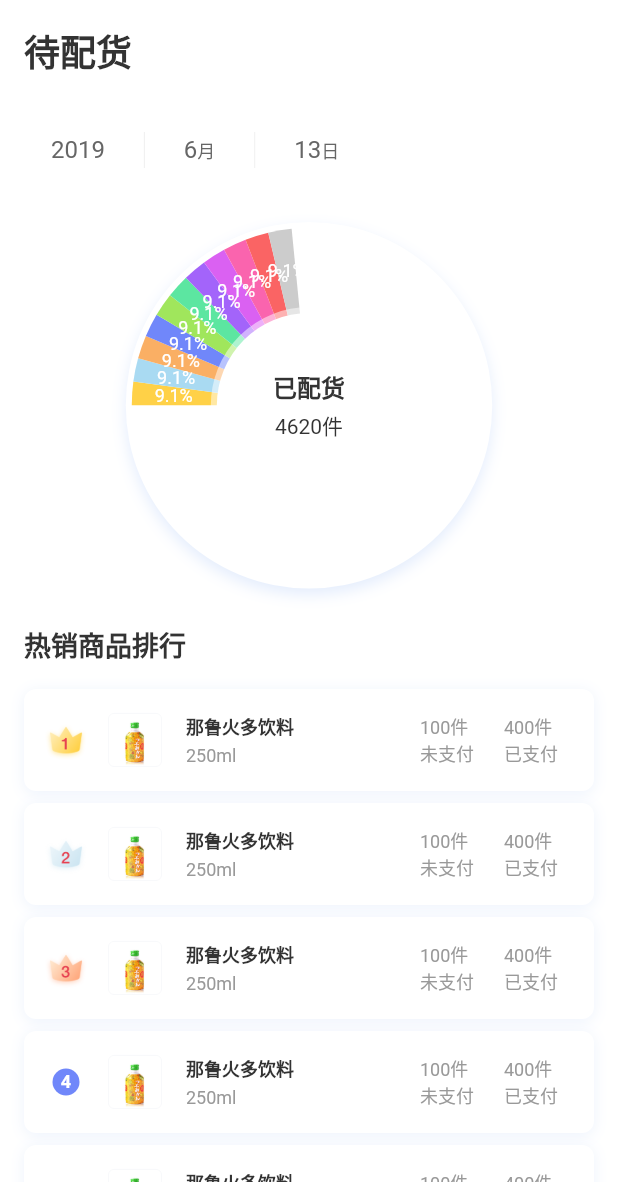
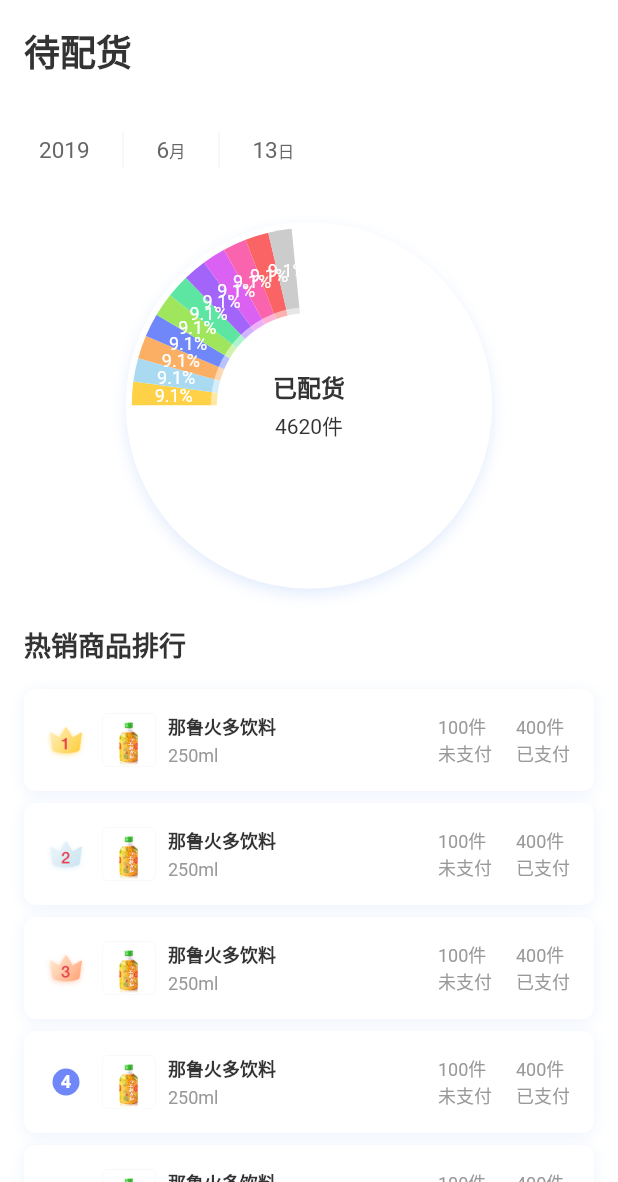
Before and after one commit to simplezhli/flutter_deer, a Flutter app: the GoodsStatisticsPage screen opened directly, on a phone screen of 412 x 824 dp, the part 54-1236 px from its top. Run offline on Flutter 3.47's test engine with Material 2 defaults, Android fonts, the phone set to English and light mode, and no system bars; drawn by our look-alikes of oktoast; our stand-ins replace azlistview, flutter_slidable, image_picker, keyboard_actions, rxdart, shared_preferences and 3 more; missing offline and left inert: common_utils, date_utils, flukit; accounts and stored records are empty.

Commit message:
低分辨率机型适配

```diff
--- a/lib/account/city_select_page.dart
+++ b/lib/account/city_select_page.dart
@@ -53,7 +53,7 @@ class _CitySelectPageState extends State<CitySelectPage> {
           return IndexBar(
             onTouch: onTouch,
             data: list,
-            itemHeight: 25,
+            itemHeight: 18,
             touchDownColor: Colors.transparent,
             textStyle: TextStyles.textGray12
           );
--- a/lib/order/order_info_page.dart
+++ b/lib/order/order_info_page.dart
@@ -76,9 +76,11 @@ class _OrderInfoState extends State<OrderInfo> {
                       ),
                       Gaps.vGap10,
                       Row(
+                        crossAxisAlignment: CrossAxisAlignment.start,
                         children: <Widget>[
-                          Image.asset(Utils.getImgPath("order/icon_address"), width: 16.0, height: 16.0),
-                          Text(" 西安市雁塔区 鱼化寨街道唐兴路唐兴数码3楼318", style: TextStyles.textDark14),
+                          Image.asset(Utils.getImgPath("order/icon_address"), width: 16.0, height: 20.0),
+                          Gaps.hGap4,
+                          Expanded(child: Text("西安市雁塔区 鱼化寨街道唐兴路唐兴数码3楼318", maxLines: 2, style: TextStyles.textDark14)),
                         ],
                       ),
                       Gaps.vGap16,
--- a/lib/order/order_page.dart
+++ b/lib/order/order_page.dart
@@ -25,7 +25,7 @@ class _OrderState extends State<Order> with AutomaticKeepAliveClientMixin<Order>
 
   int _index = 0;
   var orderLeftButtonText = ["拒单", "拒单", "订单跟踪", "订单跟踪", "订单跟踪"];
-  var orderRightButtonText = ["接单", "开始配送", "完成配送", "", ""];
+  var orderRightButtonText = ["接单", "开始配送", "完成", "", ""];
 
   @override
   Widget build(BuildContext context) {
@@ -203,7 +203,7 @@ class _OrderState extends State<Order> with AutomaticKeepAliveClientMixin<Order>
               Theme( // 修改button默认的最小宽度与padding
                 data: Theme.of(context).copyWith(
                   buttonTheme: ButtonThemeData(
-                    padding: const EdgeInsets.symmetric(horizontal: 16.0),
+                    padding: const EdgeInsets.symmetric(horizontal: 14.0),
                     minWidth: 64.0,
                     height: 30.0,
                     materialTapTargetSize: MaterialTapTargetSize.shrinkWrap, // 距顶部距离为0
--- a/lib/statistics/goods_statistics_page.dart
+++ b/lib/statistics/goods_statistics_page.dart
@@ -44,7 +44,7 @@ class _GoodsStatisticsPageState extends State<GoodsStatisticsPage> {
       body: SingleChildScrollView(
         child: SafeArea(
           child: Padding(
-            padding: const EdgeInsets.symmetric(horizontal: 16.0),
+            padding: const EdgeInsets.only(left: 16.0),
             child: Column(
               mainAxisSize: MainAxisSize.min,
               crossAxisAlignment: CrossAxisAlignment.start,
@@ -55,24 +55,26 @@ class _GoodsStatisticsPageState extends State<GoodsStatisticsPage> {
                 Gaps.vGap16,
                 Row(
                   children: <Widget>[
-                    Gaps.hGap8,
                     _buildSelectedText(initialDay.year.toString(), 0),
-                    Gaps.hGap16,
+                    Gaps.hGap12,
                     Container(width: 0.6, height: 24.0, color: Colours.line),
-                    Gaps.hGap16,
+                    Gaps.hGap12,
                     _buildSelectedText("${initialDay.month.toString()}月", 1),
-                    Gaps.hGap16,
+                    Gaps.hGap12,
                     Container(width: 0.6, height: 24.0, color: Colours.line),
-                    Gaps.hGap16,
+                    Gaps.hGap12,
                     _buildSelectedText(_type ? "${DateUtils.previousWeek(initialDay)} -${DateUtils.apiDayFormat(initialDay)}" : "${initialDay.day.toString()}日", 2),
                   ],
                 ),
                 Gaps.vGap8,
-                _buildChart(),
+                Padding(
+                  padding: const EdgeInsets.only(right: 16.0),
+                  child: _buildChart(),
+                ),
                 Text("热销商品排行", style: TextStyles.textBoldDark18),
                 ListView.builder(
                   physics: ClampingScrollPhysics(),
-                  padding: const EdgeInsets.only(top: 16.0),
+                  padding: const EdgeInsets.only(top: 16.0, right: 16.0),
                   shrinkWrap: true,
                   itemCount: 10,
                   itemExtent: 76.0,
@@ -142,7 +144,7 @@ class _GoodsStatisticsPageState extends State<GoodsStatisticsPage> {
       margin: const EdgeInsets.only(bottom: 8.0),
       child: MyCard(
         child: Padding(
-          padding: const EdgeInsets.fromLTRB(8.0, 16.0, 24.0, 16.0),
+          padding: const EdgeInsets.fromLTRB(8.0, 16.0, 16.0, 16.0),
           child: Row(
             children: <Widget>[
               index <= 2 ?
@@ -157,7 +159,7 @@ class _GoodsStatisticsPageState extends State<GoodsStatisticsPage> {
                 ),
                 child: Text("${index + 1}", style: TextStyle(color: Colors.white, fontSize: 12.0, fontWeight: FontWeight.bold)),
               ),
-              Gaps.hGap8,
+              Gaps.hGap4,
               Container(
                 height: 36.0, width: 36.0,
                 decoration: BoxDecoration(
@@ -168,16 +170,18 @@ class _GoodsStatisticsPageState extends State<GoodsStatisticsPage> {
                     )
                 ),
               ),
-              Gaps.hGap16,
-              Column(
+              Gaps.hGap8,
+              Expanded(
+                child: Column(
                   crossAxisAlignment: CrossAxisAlignment.start,
                   mainAxisAlignment: MainAxisAlignment.spaceBetween,
                   children: <Widget>[
-                  Text("那鲁火多饮料", style: TextStyle(color: Colours.text_dark, fontWeight: FontWeight.bold, fontSize: 12.0)),
+                    Text("那鲁火多饮料", maxLines: 1, overflow: TextOverflow.ellipsis, style: TextStyle(color: Colours.text_dark, fontWeight: FontWeight.bold, fontSize: 12.0)),
                     Text("250ml", style: TextStyles.textGray12),
                   ],
                 ),
-              Expanded(child: Gaps.empty),
+              ),
+              Gaps.hGap8,
               Offstage(
                 offstage: _type,
                 child: Column(
@@ -190,7 +194,6 @@ class _GoodsStatisticsPageState extends State<GoodsStatisticsPage> {
                 ),
               ),
               Gaps.hGap16,
-              Gaps.hGap4,
               Column(
                 crossAxisAlignment: CrossAxisAlignment.start,
                 mainAxisAlignment: _type ? MainAxisAlignment.center : MainAxisAlignment.spaceBetween,
@@ -209,7 +212,7 @@ class _GoodsStatisticsPageState extends State<GoodsStatisticsPage> {
   _buildSelectedText(String text, int index){
     return SelectedText(
       text,
-      fontSize: 16.0,
+      fontSize: 15.0,
       selected: _type && selectedIndex == index,
       unSelectedTextColor: Colours.text_normal,
       onTap: (){
--- a/lib/widgets/pie_chart/pie_chart.dart
+++ b/lib/widgets/pie_chart/pie_chart.dart
@@ -27,6 +27,7 @@ class _PieChartState extends State<PieChart> with SingleTickerProviderStateMixin
   Animation<double> animation;
   AnimationController controller;
   double _fraction = 0.0;
+  List<PieData> oldData;
 
   @override
   void initState() {
@@ -46,7 +47,10 @@ class _PieChartState extends State<PieChart> with SingleTickerProviderStateMixin
   @override
   void didUpdateWidget(PieChart oldWidget) {
     super.didUpdateWidget(oldWidget);
-    controller.forward(from: 0);
+    // 数据变化时执行动画
+    if (oldData != widget.data){
+      controller.forward(from: 0);
+    }
   }
 
   @override
@@ -57,6 +61,7 @@ class _PieChartState extends State<PieChart> with SingleTickerProviderStateMixin
 
   @override
   Widget build(BuildContext context) {
+    oldData = widget.data;
     count = 0;
     for (int i = 0; i < widget.data.length; i++){
       count += widget.data[i].number;
```
Also changed, not shown: lib/account/withdrawal_password_setting_dialog.dart (+9 -3 lines), lib/statistics/order_statistics_page.dart (+7 -9 lines), 1 other file. Lines whose indentation alone changed are shown as unchanged.
